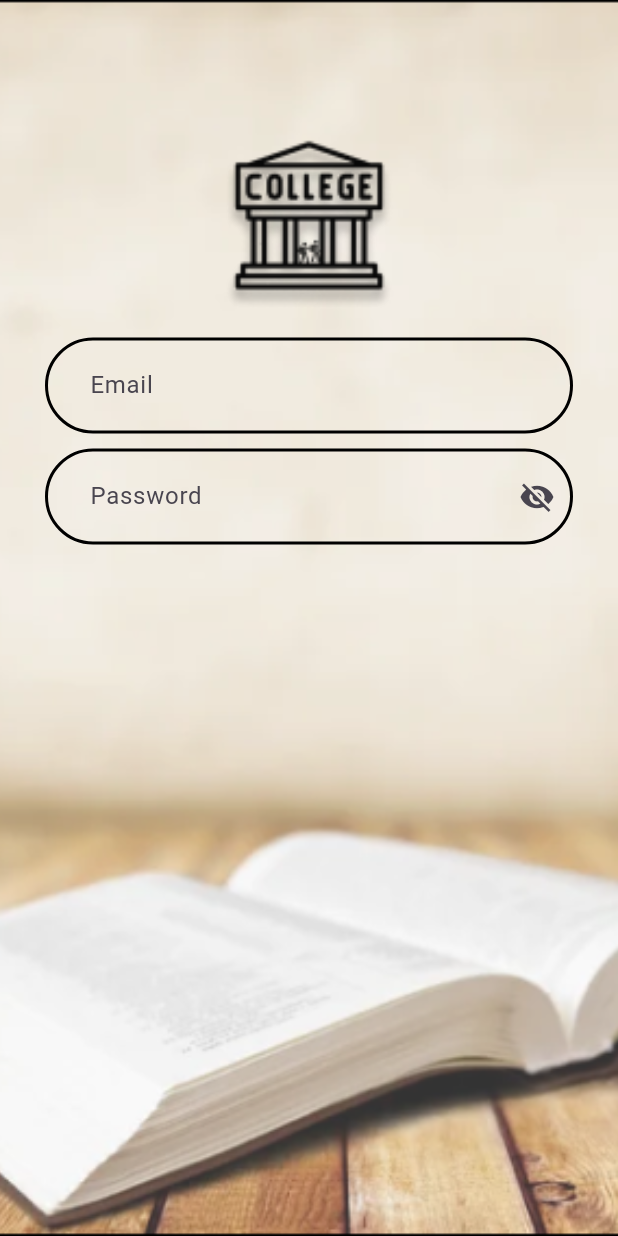
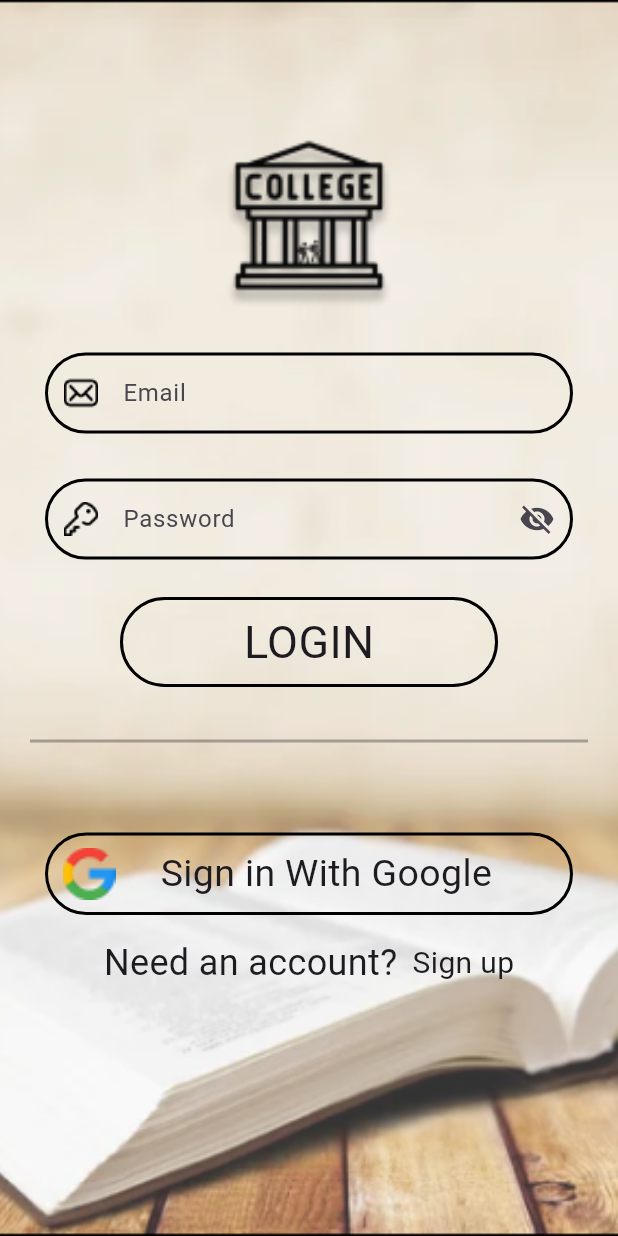
Before and after one commit to Munees007/Campus-Connect, a Flutter app: the screen it shows after launch, on a phone screen of 412 x 824 dp. Run offline on Flutter 3.47's test engine with Material 3 defaults, Android fonts, the phone set to English and light mode, and no system bars; our stand-ins replace firebase_core; accounts and stored records are empty.

Commit message:
login page and firebase setup finished

```diff
--- a/lib/Components/email_component.dart
+++ b/lib/Components/email_component.dart
@@ -6,16 +6,41 @@ class EmailComponent extends StatelessWidget {
 
   @override
   Widget build(BuildContext context) {
-    return const Flex(
+    TextEditingController email = TextEditingController();
+    TextEditingController pass = TextEditingController();
+    return Flex(
       direction: Axis.vertical,
       children: [
         InputComponent(
           hint: "Email",
+          preficIconPath: "lib/Assets/Icons/Mail.png",
           isPassword: false,
+          controller: email,
         ),
         InputComponent(
           hint: "Password",
+          preficIconPath: "lib/Assets/Icons/Pass.png",
           isPassword: true,
+          controller: pass,
+        ),
+        GestureDetector(
+          onTap: () {
+            print("Email = ${email.text}");
+            print("Pass = ${pass.text}");
+          },
+          child: Container(
+            margin: const EdgeInsets.symmetric(horizontal: 80, vertical: 10),
+            alignment: Alignment.center,
+            width: MediaQuery.of(context).size.width,
+            height: 60,
+            decoration: BoxDecoration(
+                border: Border.all(color: Colors.black, width: 2),
+                borderRadius: BorderRadius.circular(30)),
+            child: const Text(
+              "LOGIN",
+              style: TextStyle(fontSize: 30),
+            ),
+          ),
         )
       ],
     );
--- a/lib/Components/input_component.dart
+++ b/lib/Components/input_component.dart
@@ -3,40 +3,49 @@ import 'package:flutter/material.dart';
 class InputComponent extends StatefulWidget {
   final String hint;
   final bool isPassword;
+  final TextEditingController controller;
+  final String preficIconPath;
   const InputComponent(
-      {super.key, required this.hint, required this.isPassword});
+      {super.key,
+      required this.hint,
+      required this.isPassword,
+      required this.controller,
+      required this.preficIconPath});
 
   @override
   State<InputComponent> createState() => _InputComponentState();
 }
 
 class _InputComponentState extends State<InputComponent> {
-  late TextEditingController textEditingController;
-  bool _obscureText = true;
+  late bool _obscureText;
 
   @override
   void initState() {
     // TODO: implement initState
     super.initState();
-    textEditingController = TextEditingController();
+    _obscureText = widget.isPassword;
+    //textEditingController = widget.controller;
   }
 
   @override
   void dispose() {
     // TODO: implement dispose
-    textEditingController.dispose();
+    //textEditingController.dispose();
     super.dispose();
   }
 
   @override
   Widget build(BuildContext context) {
     return Container(
-      margin: const EdgeInsets.symmetric(horizontal: 30, vertical: 5),
+      margin: const EdgeInsets.symmetric(horizontal: 30, vertical: 15),
       child: TextFormField(
         obscureText: _obscureText,
-        controller: textEditingController,
+        controller: widget.controller,
         cursorColor: Colors.black,
         decoration: InputDecoration(
+            prefixIcon: Image.asset(
+              widget.preficIconPath,
+            ),
             suffixIcon: widget.isPassword
                 ? IconButton(
                     icon: Icon(
@@ -52,7 +61,7 @@ class _InputComponentState extends State<InputComponent> {
               borderSide: const BorderSide(color: Colors.black, width: 2),
               borderRadius: BorderRadius.circular(50),
             ),
-            contentPadding: const EdgeInsets.all(20),
+            contentPadding: const EdgeInsets.all(15),
             alignLabelWithHint: true,
             focusedBorder: OutlineInputBorder(
               gapPadding: 10,
--- a/lib/Pages/login_page.dart
+++ b/lib/Pages/login_page.dart
@@ -16,6 +16,7 @@ class LoginPage extends StatelessWidget {
         ),
         SafeArea(
           child: Scaffold(
+            resizeToAvoidBottomInset: false,
             backgroundColor: Colors.transparent,
             body: Column(
               crossAxisAlignment: CrossAxisAlignment.center,
@@ -31,7 +32,72 @@ class LoginPage extends StatelessWidget {
                     fit: BoxFit.cover,
                   ),
                 ),
-                EmailComponent()
+                const EmailComponent(),
+                Opacity(
+                  opacity: 0.3,
+                  child: Container(
+                    margin: const EdgeInsets.only(top: 25, left: 20, right: 20),
+                    height: 2,
+                    color: Colors.black,
+                    width: MediaQuery.of(context).size.width,
+                  ),
+                ),
+                GestureDetector(
+                  onTap: () {},
+                  child: Container(
+                    margin: const EdgeInsets.only(left: 30, top: 60, right: 30),
+                    alignment: Alignment.center,
+                    width: MediaQuery.of(context).size.width,
+                    height: 55,
+                    decoration: BoxDecoration(
+                        border: Border.all(color: Colors.black, width: 2),
+                        borderRadius: BorderRadius.circular(30)),
+                    child: Flex(
+                        direction: Axis.horizontal,
+                        crossAxisAlignment: CrossAxisAlignment.center,
+                        mainAxisAlignment: MainAxisAlignment.start,
+                        children: [
+                          const SizedBox(
+                            width: 10,
+                          ),
+                          Image.asset(
+                            'lib/Assets/Icons/Google.png',
+                            width: 35,
+                            height: 35,
+                            fit: BoxFit.cover,
+                          ),
+                          const SizedBox(
+                            width: 30,
+                          ),
+                          const Text(
+                            "Sign in With Google",
+                            style: TextStyle(fontSize: 25),
+                          ),
+                        ]),
+                  ),
+                ),
+                const SizedBox(
+                  height: 15,
+                ),
+                Flex(
+                  direction: Axis.horizontal,
+                  mainAxisAlignment: MainAxisAlignment.center,
+                  children: [
+                    const Text(
+                      "Need an account?",
+                      style: TextStyle(fontSize: 24),
+                    ),
+                    const SizedBox(
+                      width: 10,
+                    ),
+                    GestureDetector(
+                        onTap: () => {},
+                        child: const Text(
+                          "Sign up",
+                          style: TextStyle(fontSize: 20),
+                        ))
+                  ],
+                ),
               ],
             ),
           ),
--- a/pubspec.yaml
+++ b/pubspec.yaml
@@ -9,6 +9,7 @@ environment:
 dependencies:
   flutter:
     sdk: flutter
+  firebase_core: ^3.8.1
 
 dev_dependencies:
   flutter_test:
```
Also changed, not shown: firebase.json (added), lib/Assets/Icons/Google.png (added), lib/Assets/Icons/Mail.png (added), lib/Assets/Icons/Pass.png (added), lib/firebase_options.dart (added), pubspec.lock, 7 other files.
